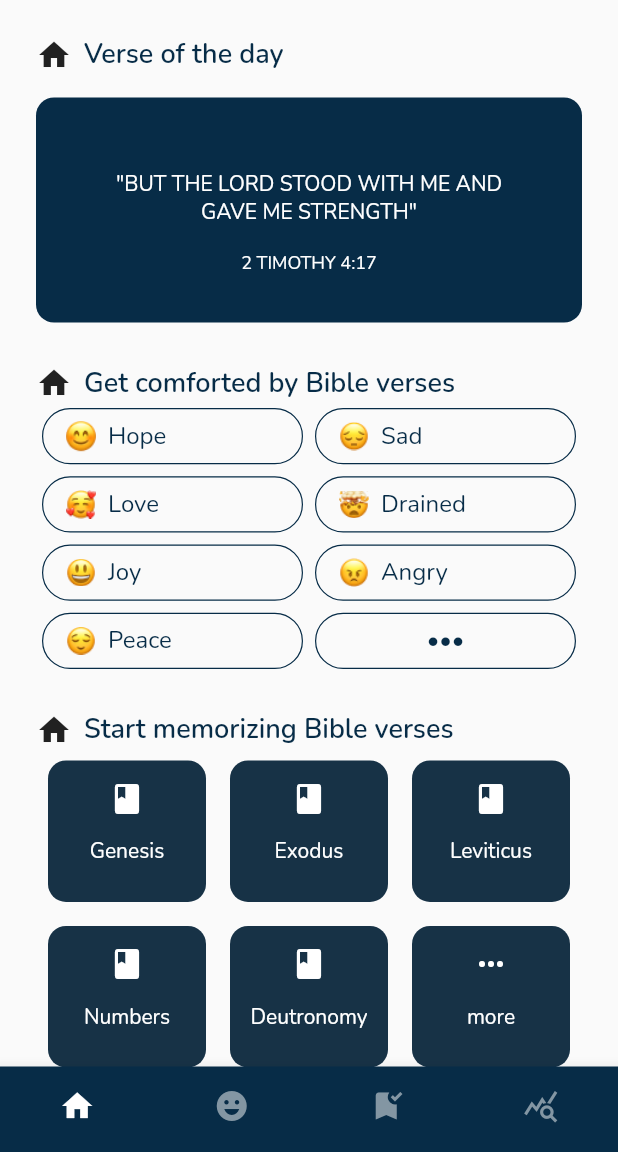
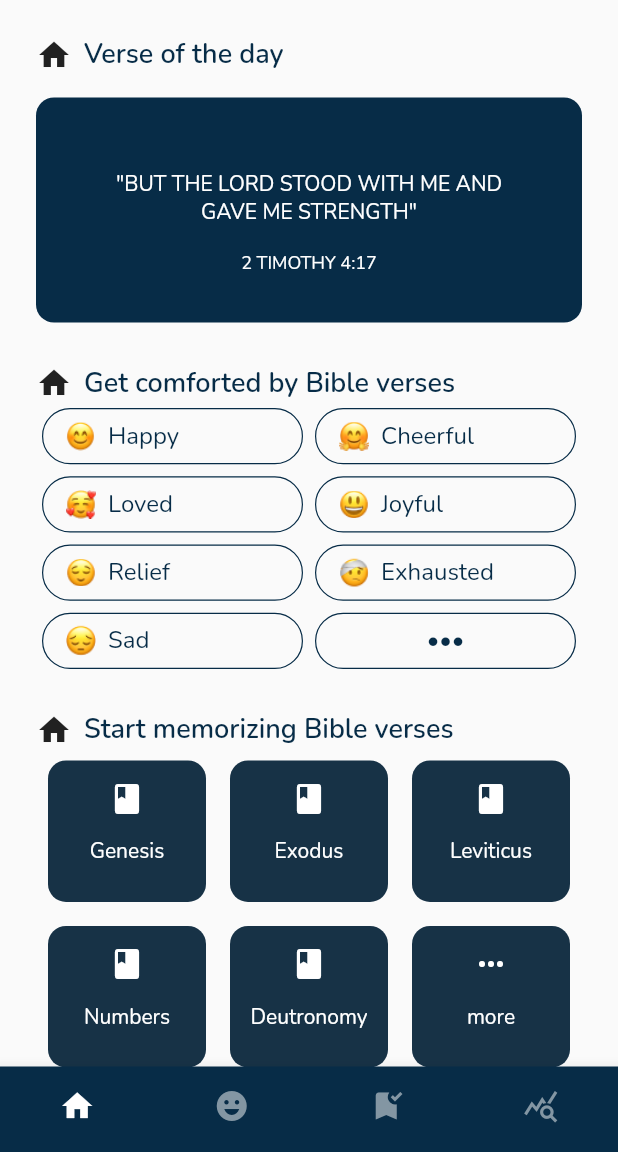
Before and after one commit to MemoryLamp/memorylamp-mobile, a Flutter app: the HomeScreen screen opened by its route, on a phone screen of 412 x 824 dp, the part 84-1236 px from its top. Run offline on Flutter 3.47's test engine with Material 2 defaults, Android fonts, the light colour scheme and no system bars; our stand-ins replace badges, percent_indicator; Roboto replaces fonts that are missing (poppins).

Commit message:
add emotions view

```diff
--- a/lib/models/enums/views.dart
+++ b/lib/models/enums/views.dart
@@ -3,6 +3,7 @@ import 'package:memory_lamp/helpers/asset_paths.dart';
 import 'package:memory_lamp/theming/ml_font.dart';
 import 'package:memory_lamp/views/bookmarks.dart';
 import 'package:memory_lamp/views/books.dart';
+import 'package:memory_lamp/views/emotions.dart';
 import 'package:memory_lamp/views/home.dart';
 import 'package:memory_lamp/views/logout.dart';
 import 'package:memory_lamp/views/notification.dart';
@@ -20,6 +21,7 @@ enum Views {
   logout,
   streaks,
   bookmarks,
+  emotions,
 }
 
 extension ViewsExt on Views {
@@ -42,6 +44,8 @@ extension ViewsExt on Views {
         return StreaksView();
       case Views.bookmarks:
         return BookmarksView();
+      case Views.emotions:
+        return EmotionsView();
 
       default:
         return Center(child: MLText("View not found"));
@@ -69,6 +73,8 @@ extension ViewsExt on Views {
         return _headerText("Streaks");
       case Views.bookmarks:
         return _headerText("Bookmarks");
+      case Views.emotions:
+        return _headerText("Emotions");
 
       default:
         return Image.asset(AssetPaths.logo("Header.png"));
--- a/lib/views/home.dart
+++ b/lib/views/home.dart
@@ -2,6 +2,7 @@ import 'package:flutter/material.dart';
 import 'package:memory_lamp/helpers/asset_paths.dart';
 import 'package:memory_lamp/helpers/size_mq.dart';
 import 'package:memory_lamp/models/emotion.dart';
+import 'package:memory_lamp/models/enums/views.dart';
 import 'package:memory_lamp/models/icon_label_pair.dart';
 import 'package:memory_lamp/models/verse.dart';
 import 'package:memory_lamp/providers/view_provider.dart';
@@ -110,8 +111,38 @@ class HomeView extends StatelessWidget {
 
     List<Emotion> _emotionsList = [
       Emotion(
-        name: "Hope",
-        image: _emotionIcon("hope.png"),
+        name: "Happy",
+        image: _emotionIcon("happy.png"),
+        verses: _verses,
+        highlightVerse: _highlightVerse,
+      ),
+      Emotion(
+        name: "Cheerful",
+        image: _emotionIcon("cheerful.png"),
+        verses: _verses,
+        highlightVerse: _highlightVerse,
+      ),
+      Emotion(
+        name: "Loved",
+        image: _emotionIcon("loved.png"),
+        verses: _verses,
+        highlightVerse: _highlightVerse,
+      ),
+      Emotion(
+        name: "Joyful",
+        image: _emotionIcon("joyful.png"),
+        verses: _verses,
+        highlightVerse: _highlightVerse,
+      ),
+      Emotion(
+        name: "Relief",
+        image: _emotionIcon("relief.png"),
+        verses: _verses,
+        highlightVerse: _highlightVerse,
+      ),
+      Emotion(
+        name: "Exhausted",
+        image: _emotionIcon("exhausted.png"),
         verses: _verses,
         highlightVerse: _highlightVerse,
       ),
@@ -122,20 +153,14 @@ class HomeView extends StatelessWidget {
         highlightVerse: _highlightVerse,
       ),
       Emotion(
-        name: "Love",
-        image: _emotionIcon("love.png"),
-        verses: _verses,
-        highlightVerse: _highlightVerse,
-      ),
-      Emotion(
         name: "Drained",
         image: _emotionIcon("drained.png"),
         verses: _verses,
         highlightVerse: _highlightVerse,
       ),
       Emotion(
-        name: "Joy",
-        image: _emotionIcon("joy.png"),
+        name: "Tired",
+        image: _emotionIcon("tired.png"),
         verses: _verses,
         highlightVerse: _highlightVerse,
       ),
@@ -146,8 +171,14 @@ class HomeView extends StatelessWidget {
         highlightVerse: _highlightVerse,
       ),
       Emotion(
-        name: "Peace",
-        image: _emotionIcon("peace.png"),
+        name: "Hopeless",
+        image: _emotionIcon("hopeless.png"),
+        verses: _verses,
+        highlightVerse: _highlightVerse,
+      ),
+      Emotion(
+        name: "Betrayed",
+        image: _emotionIcon("betrayed.png"),
         verses: _verses,
         highlightVerse: _highlightVerse,
       ),
@@ -194,18 +225,24 @@ class HomeView extends StatelessWidget {
               shrinkWrap: true,
               physics: NeverScrollableScrollPhysics(),
               childAspectRatio: 4,
-              children: List.generate(_emotionsList.length, (index) {
+              children: List.generate(7, (index) {
                 return _emotionButton(index);
               })
                 ..add(
                   Padding(
                     padding: const EdgeInsets.all(4.0),
-                    child: MLOutlinedButton(
-                      onPressed: () => print("nothing here yet"),
-                      child: MLText(
-                        "•••",
-                        fontSize: MLFont.medium,
-                      ),
+                    child: Consumer<ViewProvider>(
+                      builder: (context, viewProvider, child) {
+                        return MLOutlinedButton(
+                          onPressed: () {
+                            viewProvider.changeView(Views.emotions);
+                          },
+                          child: MLText(
+                            "•••",
+                            fontSize: MLFont.medium,
+                          ),
+                        );
+                      },
                     ),
                   ),
                 ),
--- a/lib/widgets/compound_widgets/ml_bottom_nav_bar.dart
+++ b/lib/widgets/compound_widgets/ml_bottom_nav_bar.dart
@@ -27,7 +27,8 @@ class _MLBottomNavBarState extends State<MLBottomNavBar> {
   BottomNavigationBar _bottomNavBar(ViewProvider viewProvider) {
     List<NavItem> _navItems = [
       NavItem(icon: Icons.home, name: "Home", view: Views.home),
-      NavItem(icon: Icons.emoji_emotions, name: "Emotions", view: Views.home),
+      NavItem(
+          icon: Icons.emoji_emotions, name: "Emotions", view: Views.emotions),
       NavItem(
         icon: Icons.bookmark_added,
         name: "Bookmarks",
```
Also changed, not shown: lib/views/emotions.dart (added, +204 -0 lines), pubspec.yaml (+11 -6 lines), assets/emotion/angry.png, assets/emotion/betrayed.png (added), assets/emotion/cheerful.png (added), assets/emotion/drained.png, assets/emotion/exhausted.png (added), assets/emotion/happy.png (added), assets/emotion/hope.png (deleted), assets/emotion/hopeless.png (added), assets/emotion/joyful.png (renamed from assets/emotion/joy.png), assets/emotion/loved.png (renamed from assets/emotion/love.png), assets/emotion/relief.png (renamed from assets/emotion/peace.png), assets/emotion/sad.png, 1 more files.
